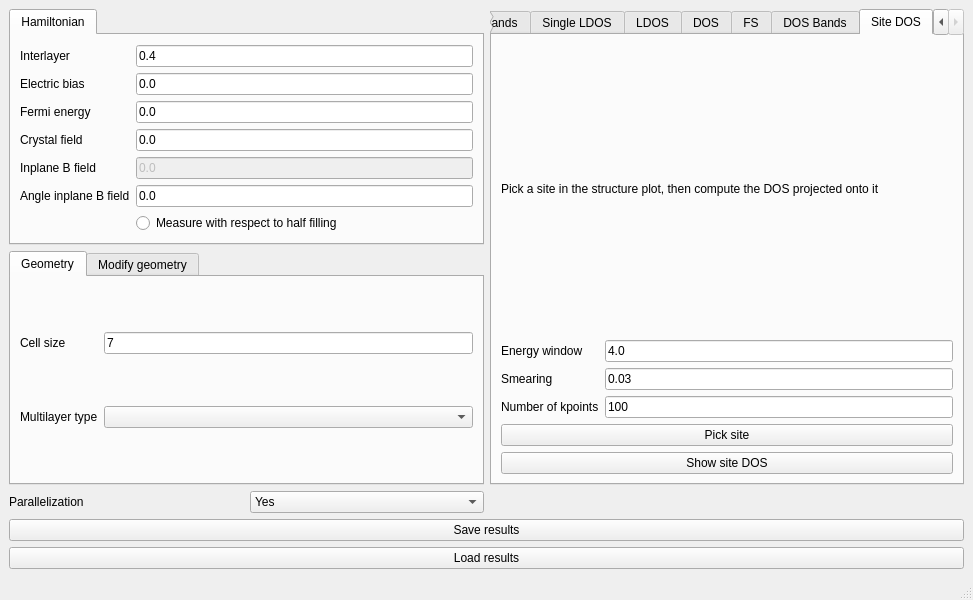
The window that interface-pyqt/tbg/interface.ui (joselado/quantum-lattice) describes before a commit, drawn with Qt 5.
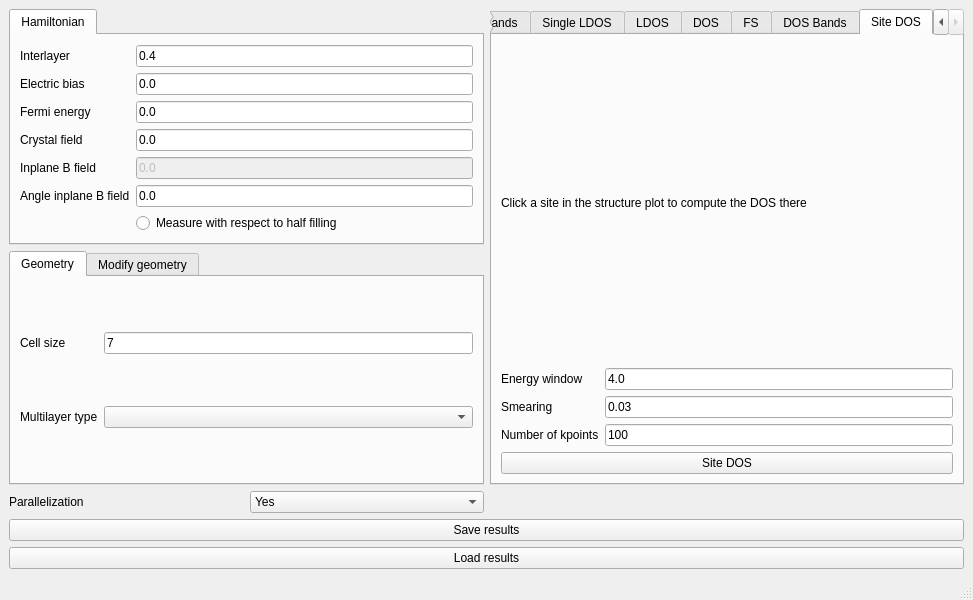
The same window after the commit. The open tabs and pages were chosen to show the change. Custom widgets are drawn as their Qt base class.

Commit message: Make Site DOS a single interactive view instead of two separate steps

Diff of the .ui file:
```diff
--- a/interface-pyqt/tbg/interface.ui
+++ b/interface-pyqt/tbg/interface.ui
@@ -713,7 +713,7 @@
         <item>
          <widget class="BodyLabel" name="label_site_dos_info">
           <property name="text">
-           <string>Pick a site in the structure plot, then compute the DOS projected onto it</string>
+           <string>Click a site in the structure plot to compute the DOS there</string>
           </property>
           <property name="wordWrap">
            <bool>true</bool>
@@ -766,20 +766,10 @@
           </item>
          </layout>
         </item>
-        <item>
-         <widget class="PushButton" name="select_site_dos">
-          <property name="toolTip">
-           <string>Click a site in the structure plot to select it</string>
-          </property>
-          <property name="text">
-           <string>Pick site</string>
-          </property>
-         </widget>
-        </item>
         <item>
          <widget class="PushButton" name="show_site_dos">
           <property name="text">
-           <string>Show site DOS</string>
+           <string>Site DOS</string>
           </property>
          </widget>
         </item>
```
The commit also changes 30 other files.
